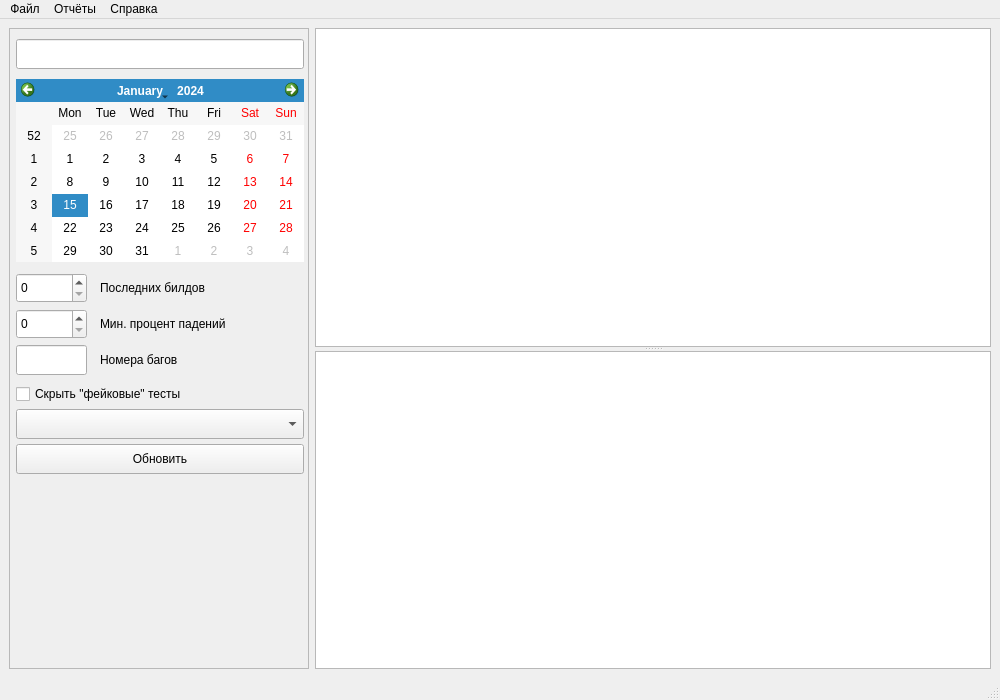
Sova777/QHudsonResults, file src/MainWindow.ui: the form before one commit.
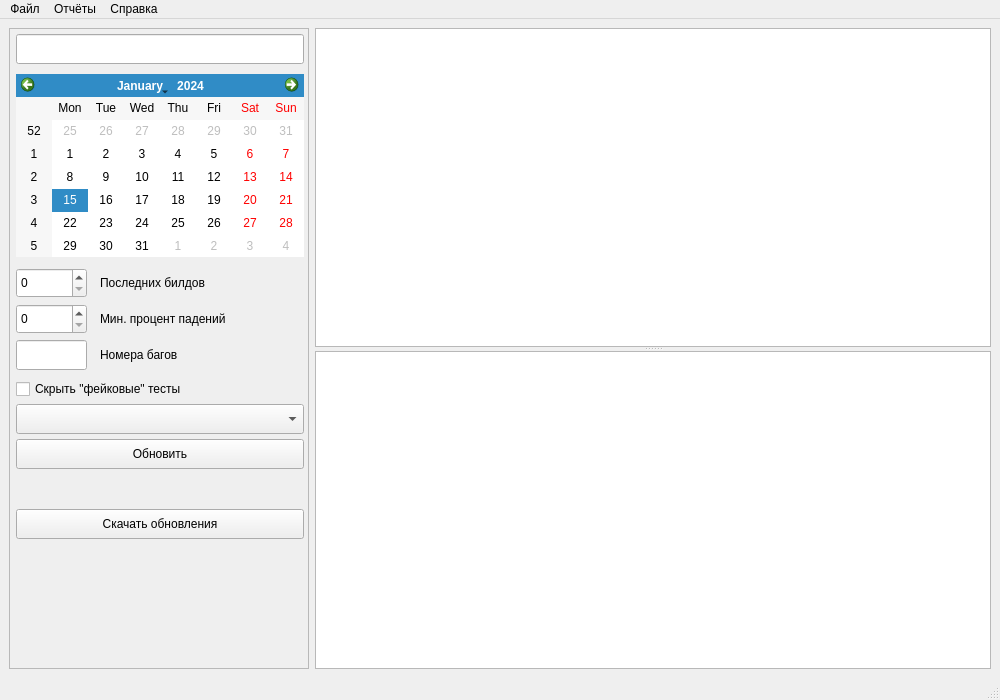
The form after the commit. Icons and pictures are not drawn.

Diff of the .ui file:
```diff
--- a/src/MainWindow.ui
+++ b/src/MainWindow.ui
@@ -85,7 +85,7 @@
         <property name="geometry">
          <rect>
           <x>6</x>
-          <y>415</y>
+          <y>410</y>
           <width>288</width>
           <height>30</height>
          </rect>
@@ -104,7 +104,7 @@
         <property name="geometry">
          <rect>
           <x>6</x>
-          <y>10</y>
+          <y>5</y>
           <width>288</width>
           <height>30</height>
          </rect>
@@ -114,7 +114,7 @@
         <property name="geometry">
          <rect>
           <x>6</x>
-          <y>50</y>
+          <y>45</y>
           <width>288</width>
           <height>183</height>
          </rect>
@@ -124,7 +124,7 @@
         <property name="geometry">
          <rect>
           <x>6</x>
-          <y>244</y>
+          <y>239</y>
           <width>71</width>
           <height>30</height>
          </rect>
@@ -137,7 +137,7 @@
         <property name="geometry">
          <rect>
           <x>90</x>
-          <y>244</y>
+          <y>239</y>
           <width>201</width>
           <height>30</height>
          </rect>
@@ -153,7 +153,7 @@
         <property name="geometry">
          <rect>
           <x>90</x>
-          <y>280</y>
+          <y>275</y>
           <width>201</width>
           <height>30</height>
          </rect>
@@ -166,7 +166,7 @@
         <property name="geometry">
          <rect>
           <x>6</x>
-          <y>280</y>
+          <y>275</y>
           <width>71</width>
           <height>30</height>
          </rect>
@@ -182,7 +182,7 @@
         <property name="geometry">
          <rect>
           <x>6</x>
-          <y>350</y>
+          <y>345</y>
           <width>288</width>
           <height>30</height>
          </rect>
@@ -198,7 +198,7 @@
         <property name="geometry">
          <rect>
           <x>6</x>
-          <y>380</y>
+          <y>375</y>
           <width>288</width>
           <height>30</height>
          </rect>
@@ -208,7 +208,7 @@
         <property name="geometry">
          <rect>
           <x>6</x>
-          <y>316</y>
+          <y>311</y>
           <width>71</width>
           <height>30</height>
          </rect>
@@ -218,7 +218,7 @@
         <property name="geometry">
          <rect>
           <x>90</x>
-          <y>316</y>
+          <y>311</y>
           <width>201</width>
           <height>30</height>
          </rect>
@@ -227,6 +227,25 @@
          <string>Номера багов</string>
         </property>
        </widget>
+       <widget class="QPushButton" name="btnDownload">
+        <property name="geometry">
+         <rect>
+          <x>6</x>
+          <y>480</y>
+          <width>288</width>
+          <height>30</height>
+         </rect>
+        </property>
+        <property name="sizePolicy">
+         <sizepolicy hsizetype="Expanding" vsizetype="Fixed">
+          <horstretch>0</horstretch>
+          <verstretch>0</verstretch>
+         </sizepolicy>
+        </property>
+        <property name="text">
+         <string>Скачать обновления</string>
+        </property>
+       </widget>
       </widget>
      </widget>
     </item>
```
